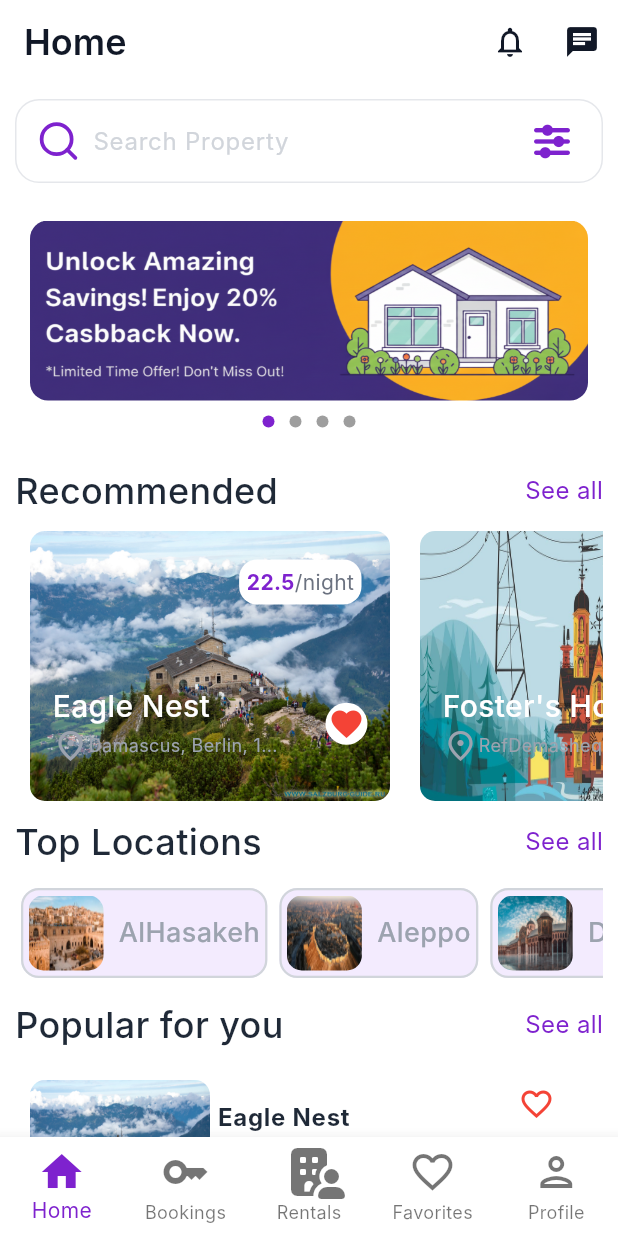
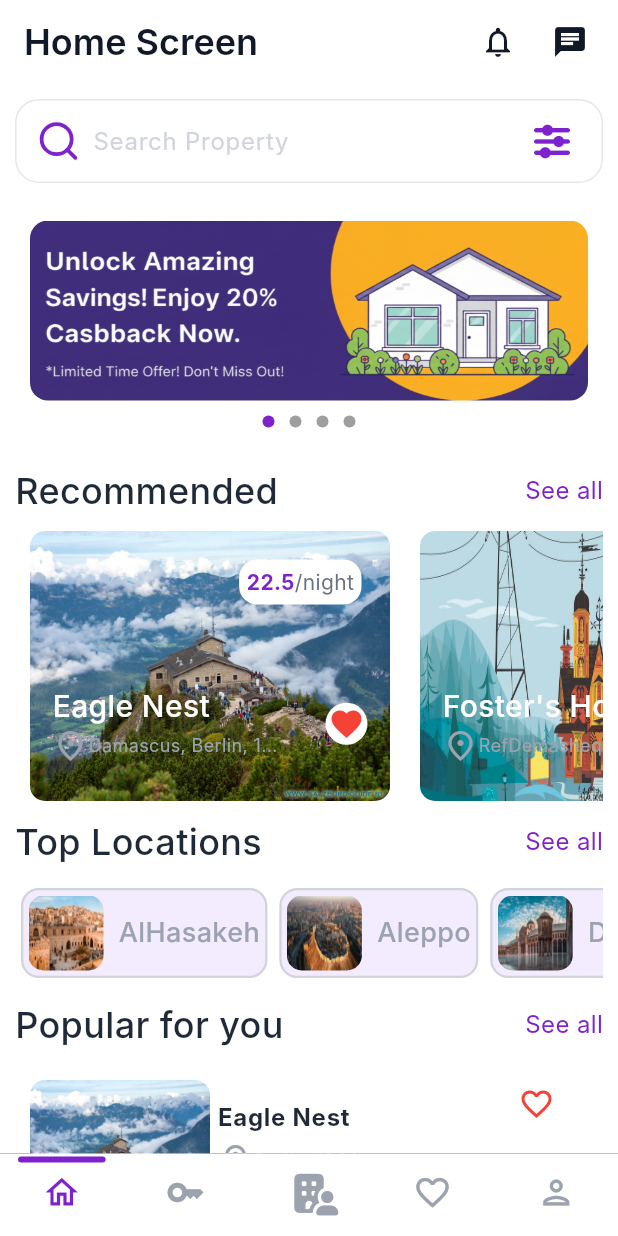
Before and after one commit to Mohakerdi/AlMekhtar, a Flutter app: the screen it shows after launch, on a phone screen of 412 x 824 dp. Run offline on Flutter 3.47's test engine with Material 3 defaults, Android fonts, the light colour scheme and no system bars; drawn by our look-alikes of carousel_slider, persistent_bottom_nav_bar; our stand-ins replace flutter_feather_icons, font_awesome_flutter, line_awesome_flutter, material_design_icons_flutter; Roboto replaces fonts that are missing (Inter).

Commit message:
added bottom nav bar package, created custom appBar class, implemented navigation with the pacakge

```diff
--- a/lib/Features/user/bookings/screens/bookings_screen.dart
+++ b/lib/Features/user/bookings/screens/bookings_screen.dart
@@ -5,8 +5,10 @@ class BookingsScreen extends StatelessWidget {
 
   @override
   Widget build(BuildContext context) {
-    return const Scaffold(
-      body: SingleChildScrollView(
+    return Scaffold(
+      backgroundColor: Theme.of(context).scaffoldBackgroundColor,
+      appBar: AppBar(title: Text('Bookings Screen'),),
+      body: const SingleChildScrollView(
         child: Center(child: Text('This is Profile Page')),
       ),
     );
--- a/lib/Features/user/favorites/screens/favorites_screen.dart
+++ b/lib/Features/user/favorites/screens/favorites_screen.dart
@@ -5,8 +5,10 @@ class FavoritesScreen extends StatelessWidget {
 
   @override
   Widget build(BuildContext context) {
-    return const Scaffold(
-      body: SingleChildScrollView(
+    return Scaffold(
+      backgroundColor: Theme.of(context).scaffoldBackgroundColor,
+      appBar: AppBar(title: Text('Favorites Screen'),),
+      body: const SingleChildScrollView(
         child: Center(child: Text('This is Favorites Page')),
       ),
     );
--- a/lib/Features/user/home/screens/home.dart
+++ b/lib/Features/user/home/screens/home.dart
@@ -1,6 +1,7 @@
 import 'package:flutter/material.dart';
 import 'package:mabeet/Features/user/home/screens/locations_screen.dart';
 import 'package:mabeet/Features/user/home/screens/search_screen.dart';
+import 'package:mabeet/Features/user/home/widgets/CustomAppBar.dart';
 import 'package:mabeet/Features/user/home/widgets/filter_overlay.dart';
 import 'package:mabeet/Features/user/home/widgets/location_vector.dart';
 import 'package:mabeet/Features/user/home/widgets/popular_property.dart';
@@ -12,6 +13,7 @@ import 'package:mabeet/core/constants/images.dart';
 import 'package:mabeet/core/theme/text_styles.dart';
 import 'package:mabeet/data/models/property.dart';
 import 'package:mabeet/data/repos/dummy_properties.dart';
+import 'package:persistent_bottom_nav_bar/persistent_bottom_nav_bar.dart';
 
 import '../../../../core/constants/icons.dart';
 import '../../../../core/theme/app_colors.dart';
@@ -36,7 +38,8 @@ class _HomeScreenState extends State<HomeScreen> {
       useSafeArea: true,
       isScrollControlled: true,
       context: context,
-      builder: (ctx) => ClipRRect(
+      builder: (ctx) =>
+          ClipRRect(
             borderRadius: BorderRadius.only(
               topLeft: Radius.circular(20.0),
               topRight: Radius.circular(20.0),
@@ -47,20 +50,28 @@ class _HomeScreenState extends State<HomeScreen> {
   }
 
   void _goToLocationsScreen() {
-    Navigator.of(
+    PersistentNavBarNavigator.pushNewScreen(
         context,
-    ).push(MaterialPageRoute(builder: (builder) => LocationsScreen()));
+        screen: LocationsScreen(),
+        withNavBar: false,
+        pageTransitionAnimation: PageTransitionAnimation.cupertino
+    );
   }
 
   void _goToSearchScreen() {
-    Navigator.of(
+    PersistentNavBarNavigator.pushNewScreen(
       context,
-    ).push(MaterialPageRoute(builder: (builder) => SearchScreen()));
+      screen: SearchScreen(),
+      withNavBar: false,
+      pageTransitionAnimation: PageTransitionAnimation.cupertino
+    );
   }
 
   @override
   Widget build(BuildContext context) {
     return Scaffold(
+      backgroundColor: Theme.of(context).scaffoldBackgroundColor,
+      appBar: CustomAppBar(titleText: 'Home Screen'),
       body: SingleChildScrollView(
         child: Padding(
           padding: const EdgeInsets.symmetric(horizontal: 10, vertical: 10),
--- a/lib/Features/user/home/screens/tabs.dart
+++ b/lib/Features/user/home/screens/tabs.dart
@@ -1,16 +1,11 @@
 import 'package:flutter/material.dart';
-import 'package:flutter_feather_icons/flutter_feather_icons.dart';
-import 'package:font_awesome_flutter/font_awesome_flutter.dart';
-import 'package:line_awesome_flutter/line_awesome_flutter.dart';
 import 'package:mabeet/Features/user/bookings/screens/bookings_screen.dart';
-import 'package:mabeet/Features/user/chat/screens/chat_screen.dart';
 import 'package:mabeet/Features/user/favorites/screens/favorites_screen.dart';
 import 'package:mabeet/Features/user/profile/screens/main_profile/screens/profile_screen.dart';
-
 import 'package:mabeet/Features/user/rentals/screens/rentals_screen.dart';
 import 'package:mabeet/core/constants/icons.dart';
-
-import '../../notifications/screens/notifications_screen.dart';
+import 'package:mabeet/core/theme/app_colors.dart';
+import 'package:persistent_bottom_nav_bar/persistent_bottom_nav_bar.dart';
 import 'home.dart';
 
 class Tabs extends StatefulWidget {
@@ -21,100 +16,76 @@ class Tabs extends StatefulWidget {
 }
 
 class _TabsState extends State<Tabs> {
-  int _selectedPageIndex = 0;
+  PersistentTabController _controller = PersistentTabController(
+    initialIndex: 0,
+  );
 
-  void _selectPage(int index) {
-    setState(() {
-      _selectedPageIndex = index;
-    });
+  List<Widget> _buildScreens() {
+    return [
+      HomeScreen(),
+      BookingsScreen(),
+      RentalsScreen(),
+      FavoritesScreen(),
+      ProfileScreen(),
+    ];
+  }
+
+  List<PersistentBottomNavBarItem> _navBarsItems() {
+    return [
+      PersistentBottomNavBarItem(
+        icon: Icon(Icons.home_outlined),
+        activeColorPrimary: Theme.of(context).colorScheme.primary,
+        inactiveColorPrimary: AppColors.gray400
+      ),
+      PersistentBottomNavBarItem(
+        icon: Icon(Icons.key),
+        activeColorPrimary: Theme.of(context).colorScheme.primary,
+          inactiveColorPrimary: AppColors.gray400
+      ),
+      PersistentBottomNavBarItem(
+        icon: Icon(AppIcons.rentIcon),
+        activeColorPrimary: Theme.of(context).colorScheme.primary,
+          inactiveColorPrimary: AppColors.gray400
+      ),
+      PersistentBottomNavBarItem(
+        icon: Icon(Icons.favorite_border),
+        activeColorPrimary: Theme.of(context).colorScheme.primary,
+          inactiveColorPrimary: AppColors.gray400
+      ),
+      PersistentBottomNavBarItem(
+        icon: Icon(Icons.person_outlined),
+        activeColorPrimary: Theme.of(context).colorScheme.primary,
+          inactiveColorPrimary: AppColors.gray400
+      ),
+    ];
   }
 
   @override
   Widget build(BuildContext context) {
-
     Widget activePage = HomeScreen();
     var activePageTitle = 'Home';
 
-    switch (_selectedPageIndex) {
-      case 0:
-        activePage = HomeScreen();
-        activePageTitle = 'Home';
-        break;
-      case 1:
-        activePage = BookingsScreen();
-        activePageTitle = 'Your Bookings';
-        break;
-      case 2:
-        activePage = RentalsScreen();
-        activePageTitle = 'Your Properties';
-        break;
-      case 3:
-        activePage = FavoritesScreen();
-        activePageTitle = 'Your Favorites';
-        break;
-      case 4:
-        activePage = ProfileScreen();
-        activePageTitle = 'Profile';
-        break;
-    }
+    return PersistentTabView(
+      context,
+      backgroundColor: Theme.of(context).scaffoldBackgroundColor,
+      controller: _controller,
+      screens: _buildScreens(),
+      items: _navBarsItems(),
+      animationSettings: const NavBarAnimationSettings(
+        navBarItemAnimation: ItemAnimationSettings(
+          duration: Duration(milliseconds: 400),
+          curve: Curves.ease,
+        ),
+        screenTransitionAnimation: ScreenTransitionAnimationSettings(
+          animateTabTransition: true,
+          duration: Duration(milliseconds: 200),
+          screenTransitionAnimationType: ScreenTransitionAnimationType.slide,
 
-    return Scaffold(
-      appBar: AppBar(
-        title: Text(activePageTitle),
-        actions: [
-          IconButton(
-            onPressed: () {
-              Navigator.of(context).push(
-                MaterialPageRoute(
-                  builder: (builder) => const NotificationsScreen(),
-                ),
-              );
-            },
-            icon: const Icon(Icons.notifications_none),
-          ),
-          IconButton(
-            onPressed: () {
-              Navigator.of(context).push(
-                MaterialPageRoute(builder: (builder) => const Chatscreen()),
-              );
-            },
-            icon: const Icon(Icons.chat),
-          ),
-        ],
+        ),
       ),
-
-      body: activePage,
-
-      bottomNavigationBar: BottomNavigationBar(
-        iconSize: 32,
-        onTap: _selectPage,
-        currentIndex: _selectedPageIndex,
-        type: BottomNavigationBarType.fixed,
-        // selectedItemColor: Theme.of(context).colorScheme.primary,
-        items: [
-          BottomNavigationBarItem(
-            activeIcon: Icon(Icons.home),
-            icon: Icon(Icons.home_outlined),
-            label: 'Home',
-          ),
-          BottomNavigationBarItem(icon: Icon(Icons.key), label: 'Bookings'),
-          BottomNavigationBarItem(
-            activeIcon: Icon(AppIcons.rentIcon),
-            icon: Icon(AppIcons.rentIcon),
-            label: 'Rentals',
-          ),
-          BottomNavigationBarItem(
-            activeIcon: Icon(Icons.favorite),
-            icon: Icon(Icons.favorite_border),
-            label: 'Favorites',
-          ),
-          BottomNavigationBarItem(
-            activeIcon: Icon(Icons.person),
-            icon: Icon(Icons.person_outlined),
-            label: 'Profile',
-          ),
-        ],
-      ),
+      confineToSafeArea: true,
+      navBarHeight: 55,
+      navBarStyle: NavBarStyle.style3,
     );
   }
 }
--- /dev/null
+++ b/lib/Features/user/home/widgets/CustomAppBar.dart
@@ -0,0 +1,49 @@
+import 'package:flutter/material.dart';
+import 'package:mabeet/Features/user/chat/screens/chat_screen.dart';
+import 'package:mabeet/Features/user/notifications/screens/notifications_screen.dart';
+import 'package:persistent_bottom_nav_bar/persistent_bottom_nav_bar.dart';
+
+class CustomAppBar extends StatelessWidget implements PreferredSizeWidget {
+  final String titleText;
+
+  const CustomAppBar({
+    super.key,
+    required this.titleText,
+  });
+
+  @override
+  Size get preferredSize => const Size.fromHeight(kToolbarHeight);
+
+  @override
+  Widget build(BuildContext context) {
+    return AppBar(
+      title: Text(titleText),
+      actions: [
+        IconButton(
+          onPressed: () {
+            PersistentNavBarNavigator.pushNewScreen(
+              context,
+              screen: const NotificationsScreen(),
+              withNavBar: false,
+              pageTransitionAnimation: PageTransitionAnimation.cupertino,
+            );
+          },
+          icon: const Icon(Icons.notifications_none),
+        ),
+
+        IconButton(
+          onPressed: () {
+            PersistentNavBarNavigator.pushNewScreen(
+              context,
+              screen: const Chatscreen(),
+              withNavBar: false,
+              pageTransitionAnimation: PageTransitionAnimation.cupertino,
+            );
+          },
+          icon: const Icon(Icons.chat),
+        ),
+        const SizedBox(width: 8),
+      ],
+    );
+  }
+}
--- a/lib/Features/user/home/widgets/location_vector.dart
+++ b/lib/Features/user/home/widgets/location_vector.dart
@@ -1,33 +1,42 @@
 import 'package:flutter/material.dart';
 import 'package:mabeet/core/theme/text_styles.dart';
+import 'package:persistent_bottom_nav_bar/persistent_bottom_nav_bar.dart';
 
 import '../../../../core/constants/images.dart';
 import '../../../../core/theme/app_colors.dart';
 import '../screens/search_screen.dart';
 
 class LocationVector extends StatelessWidget {
-  const LocationVector({super.key, required this.name, required this.image}); // edit constructor to recieve name & image
+  const LocationVector({
+    super.key,
+    required this.name,
+    required this.image,
+  }); // edit constructor to recieve name & image
 
   final String name;
   final String image;
 
-  void _goToSearchScreen(BuildContext context){
-    Navigator.of(context).push(MaterialPageRoute(builder: (builder) => SearchScreen()));
+  void _goToSearchScreen(BuildContext context) {
+    PersistentNavBarNavigator.pushNewScreen(
+      context,
+      screen: SearchScreen(),
+      withNavBar: false,
+      pageTransitionAnimation: PageTransitionAnimation.cupertino,
+    );
   }
-
 
   @override
   Widget build(BuildContext context) {
     return Card(
       shape: RoundedRectangleBorder(
         borderRadius: BorderRadius.circular(12),
-        side: BorderSide(color: AppColors.gray300, width: 1.5)
+        side: BorderSide(color: AppColors.gray300, width: 1.5),
       ),
       color: AppColors.primary100,
       shadowColor: Colors.transparent,
       child: InkWell(
         borderRadius: BorderRadius.circular(10),
-        onTap: (){
+        onTap: () {
           _goToSearchScreen(context);
         },
         child: Padding(
@@ -35,17 +44,28 @@ class LocationVector extends StatelessWidget {
           child: Row(
             children: [
               SizedBox(
-                height: 50,width: 50,
+                height: 50,
+                width: 50,
                 child: ClipRRect(
                   borderRadius: BorderRadiusGeometry.circular(10),
-                  child: Image.asset(this.image, fit: BoxFit.fill,width: double.infinity,height: double.infinity,),
+                  child: Image.asset(
+                    this.image,
+                    fit: BoxFit.fill,
+                    width: double.infinity,
+                    height: double.infinity,
+                  ),
                 ),
               ),
-              Text('  '+this.name, style: AppTextStyles.titleMedium.copyWith(color: AppColors.gray400),)
+              Text(
+                '  ' + this.name,
+                style: AppTextStyles.titleMedium.copyWith(
+                  color: AppColors.gray400,
+                ),
+              ),
             ],
           ),
         ),
-      )
+      ),
     );
   }
 }
--- a/lib/Features/user/profile/screens/Editprofile/widgets/edit_profiledetails.dart
+++ b/lib/Features/user/profile/screens/Editprofile/widgets/edit_profiledetails.dart
@@ -13,7 +13,6 @@ class _EditProfileShowDetailsState extends State<EditProfileShowDetails> {
   final TextEditingController _dateController = TextEditingController();
   DateTime? _selectedDate;
 
-  // --- This function shows the date picker dialog ---
   Future<void> _selectDate(BuildContext context) async {
     final DateTime? picked = await showDatePicker(
       context: context,
--- a/lib/Features/user/profile/screens/main_profile/screens/profile_screen.dart
+++ b/lib/Features/user/profile/screens/main_profile/screens/profile_screen.dart
@@ -55,6 +55,8 @@ class _ProfileScreenState extends State<ProfileScreen> {
   @override
   Widget build(BuildContext context) {
     return Scaffold(
+      backgroundColor: Theme.of(context).scaffoldBackgroundColor,
+      appBar: AppBar(title: Text('Profile Screen'),),
       body: SingleChildScrollView(
         padding: const EdgeInsets.all(16.0),
         child: Column(
--- a/lib/Features/user/rentals/screens/rentals_screen.dart
+++ b/lib/Features/user/rentals/screens/rentals_screen.dart
@@ -5,8 +5,10 @@ class RentalsScreen extends StatelessWidget {
 
   @override
   Widget build(BuildContext context) {
-    return const Scaffold(
-      body: SingleChildScrollView(
+    return Scaffold(
+      backgroundColor: Theme.of(context).scaffoldBackgroundColor,
+      appBar: AppBar(title: const Text('Rentals Screen'),),
+      body: const SingleChildScrollView(
         child: Center(child: Text('This is Rentals Page')),
       ),
     );
--- a/lib/main.dart
+++ b/lib/main.dart
@@ -18,7 +18,7 @@ class MyApp extends StatelessWidget {
       theme: AppTheme.light,
       darkTheme: AppTheme.dark,
       home: SplashHandler(),
-      themeMode: ThemeMode.system,
+      themeMode: ThemeMode.light,
     );
   }
 }
--- a/pubspec.yaml
+++ b/pubspec.yaml
@@ -41,6 +41,8 @@ dependencies:
   material_design_icons_flutter: ^7.0.7296
   line_awesome_flutter: ^3.0.1
   flutter_feather_icons: ^2.0.0+1
+  persistent_bottom_nav_bar: ^6.2.1
+  persistent_bottom_nav_bar_v2: ^6.2.0
 
 dev_dependencies:
   flutter_test:
```
Also changed, not shown: lib/Features/user/home/widgets/city_widget.dart (+9 -3 lines), lib/Features/user/home/widgets/popular_property.dart (+6 -4 lines), lib/Features/user/home/widgets/recommended_home_property.dart (+6 -4 lines), pubspec.lock. Lines whose indentation alone changed are shown as unchanged.
